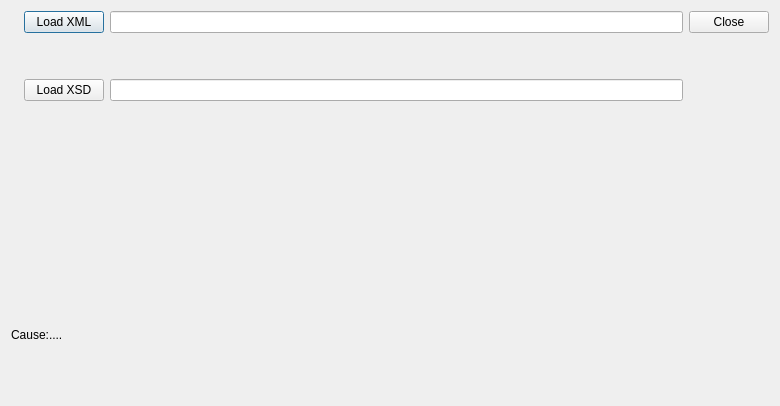
Old version of the form src/modules/help/guidedvalidationdialog.ui in the repository lbellonda/qxmledit.
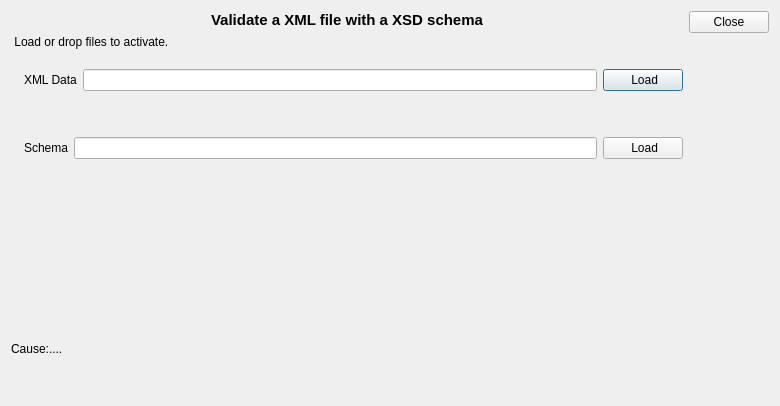
New version of the form. The open tabs and pages were chosen to show the change. Icons and pictures are not drawn.

Commit message: b-169 refined UI

The edit to the form file:
```diff
--- a/src/modules/help/guidedvalidationdialog.ui
+++ b/src/modules/help/guidedvalidationdialog.ui
@@ -26,6 +26,31 @@
   <layout class="QHBoxLayout" name="horizontalLayout_7">
    <item>
     <layout class="QVBoxLayout" name="verticalLayout">
+     <item>
+      <widget class="QLabel" name="label_4">
+       <property name="font">
+        <font>
+         <pointsize>11</pointsize>
+         <weight>75</weight>
+         <bold>true</bold>
+        </font>
+       </property>
+       <property name="text">
+        <string>Validate a XML file with a XSD schema</string>
+       </property>
+       <property name="alignment">
+        <set>Qt::AlignCenter</set>
+       </property>
+      </widget>
+     </item>
+     <item>
+      <widget class="QLabel" name="label_5">
+       <property name="text">
+        <string> Load or drop files to activate.
+</string>
+       </property>
+      </widget>
+     </item>
      <item>
       <layout class="QHBoxLayout" name="horizontalLayout_5">
        <item>
@@ -42,12 +67,12 @@
         </widget>
        </item>
        <item>
-        <widget class="QPushButton" name="cmdLoadXML">
+        <widget class="QLabel" name="label_2">
          <property name="toolTip">
           <string>Load XML to Validate</string>
          </property>
          <property name="text">
-          <string>Load XML</string>
+          <string>XML Data</string>
          </property>
         </widget>
        </item>
@@ -61,6 +86,20 @@
          </property>
         </widget>
        </item>
+       <item>
+        <widget class="QPushButton" name="cmdLoadXML">
+         <property name="toolTip">
+          <string>Load XML to Validate</string>
+         </property>
+         <property name="text">
+          <string> Load</string>
+         </property>
+         <property name="icon">
+          <iconset resource="../../risorse.qrc">
+           <normaloff>:/open/images/document-open.png</normaloff>:/open/images/document-open.png</iconset>
+         </property>
+        </widget>
+       </item>
       </layout>
      </item>
      <item>
@@ -95,12 +134,12 @@
         </widget>
        </item>
        <item>
-        <widget class="QPushButton" name="cmdLoadXSD">
+        <widget class="QLabel" name="label_3">
          <property name="toolTip">
           <string>Load validation XSD.</string>
          </property>
          <property name="text">
-          <string>Load XSD</string>
+          <string>Schema</string>
          </property>
         </widget>
        </item>
@@ -114,6 +153,20 @@
          </property>
         </widget>
        </item>
+       <item>
+        <widget class="QPushButton" name="cmdLoadXSD">
+         <property name="toolTip">
+          <string>Load validation XSD.</string>
+         </property>
+         <property name="text">
+          <string> Load</string>
+         </property>
+         <property name="icon">
+          <iconset resource="../../risorse.qrc">
+           <normaloff>:/open/images/document-open.png</normaloff>:/open/images/document-open.png</iconset>
+         </property>
+        </widget>
+       </item>
       </layout>
      </item>
      <item>
```
Left out of the diff: 6 changed lines with no effect on the pictures. The commit also changes 5 other files.
